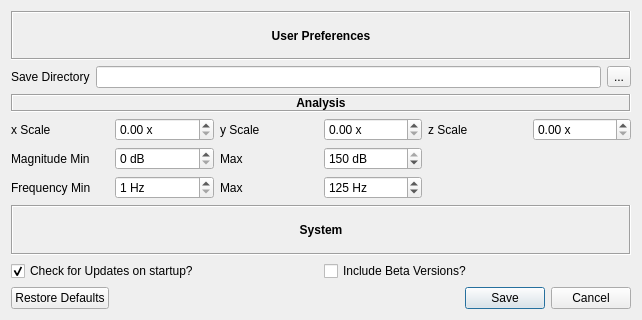
3ll3d00d/qvibe-analyser, file src/main/python/ui/preferences.ui: the form before one commit.
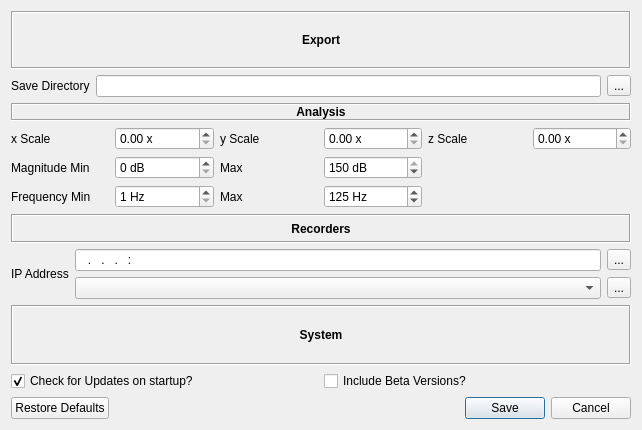
The form after the commit.

Commit message: added connection failure handling, add/remove recorders via prefs, rolling the spectro down the screen with an inverse Y axis

Diff of the .ui file:
```diff
--- a/src/main/python/ui/preferences.ui
+++ b/src/main/python/ui/preferences.ui
@@ -7,7 +7,7 @@
     <x>0</x>
     <y>0</y>
     <width>642</width>
-    <height>320</height>
+    <height>430</height>
    </rect>
   </property>
   <property name="windowTitle">
@@ -54,7 +54,7 @@
           <enum>QFrame::Sunken</enum>
          </property>
          <property name="text">
-          <string>User Preferences</string>
+          <string>Export</string>
          </property>
          <property name="alignment">
           <set>Qt::AlignCenter</set>
@@ -211,6 +211,63 @@
        </item>
       </layout>
      </item>
+     <item>
+      <layout class="QGridLayout" name="recordersPane">
+       <item row="1" column="2">
+        <widget class="QToolButton" name="addRecorderButton">
+         <property name="text">
+          <string>...</string>
+         </property>
+        </widget>
+       </item>
+       <item row="0" column="0" colspan="3">
+        <widget class="QLabel" name="analysisLayoutLabel">
+         <property name="font">
+          <font>
+           <weight>75</weight>
+           <bold>true</bold>
+          </font>
+         </property>
+         <property name="frameShape">
+          <enum>QFrame::Box</enum>
+         </property>
+         <property name="frameShadow">
+          <enum>QFrame::Sunken</enum>
+         </property>
+         <property name="text">
+          <string>Recorders</string>
+         </property>
+         <property name="alignment">
+          <set>Qt::AlignCenter</set>
+         </property>
+        </widget>
+       </item>
+       <item row="2" column="1">
+        <widget class="QComboBox" name="recorders"/>
+       </item>
+       <item row="1" column="1">
+        <widget class="QLineEdit" name="recorderIP">
+         <property name="inputMask">
+          <string>000.000.000.000:00000</string>
+         </property>
+        </widget>
+       </item>
+       <item row="2" column="2">
+        <widget class="QToolButton" name="deleteRecorderButton">
+         <property name="text">
+          <string>...</string>
+         </property>
+        </widget>
+       </item>
+       <item row="1" column="0" rowspan="2">
+        <widget class="QLabel" name="ipAddressLabel">
+         <property name="text">
+          <string>IP Address</string>
+         </property>
+        </widget>
+       </item>
+      </layout>
+     </item>
      <item>
       <layout class="QGridLayout" name="systemPane">
        <item row="1" column="0">
```
Left out of the diff: 76 changed lines with no effect on the pictures. The commit also changes 8 other files.
